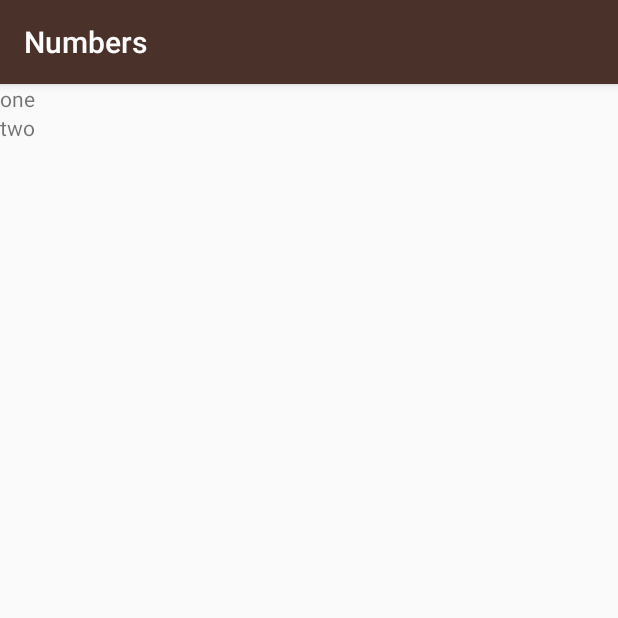
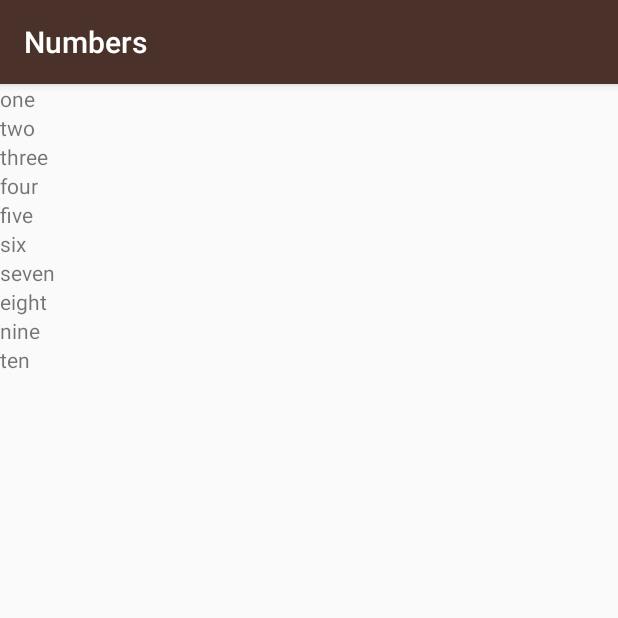
Before and after one commit to alhoqbani/ud803-miwok, an Android app: the NumbersActivity screen opened directly, with no data from a screen before it, on a phone screen of 412 x 824 dp, the top half of it. Run offline under Robolectric (Android 15) with nearby library versions, the phone set to English and light mode, and no system bars.

Commit message:
Using while loop to add list of words to the rootView

```diff
--- a/app/src/main/java/com/alhoqbani/miwok/NumbersActivity.java
+++ b/app/src/main/java/com/alhoqbani/miwok/NumbersActivity.java
@@ -31,15 +31,15 @@ public class NumbersActivity extends AppCompatActivity {
         Log.v("NumbersActivity", "Word at index 0: " + words.get(0));
         Log.v("NumbersActivity", "Word at index 5: " + words.get(5));
 
-        // Add list of words to the rootView
+        // Using while loop to add list of words to the rootView
         LinearLayout rootView = findViewById(R.id.rootView);
-        TextView textView = new TextView(this);
-        textView.setText(words.get(0));
-        rootView.addView(textView);
-
-        TextView textView1 = new TextView(this);
-        textView1.setText(words.get(1));
-        rootView.addView(textView1);
+        int count = 0;
+        while (count < words.size()) {
+            TextView textView = new TextView(this);
+            textView.setText(words.get(count));
+            rootView.addView(textView);
+            count++;
+        }
 
     }
 }
```
